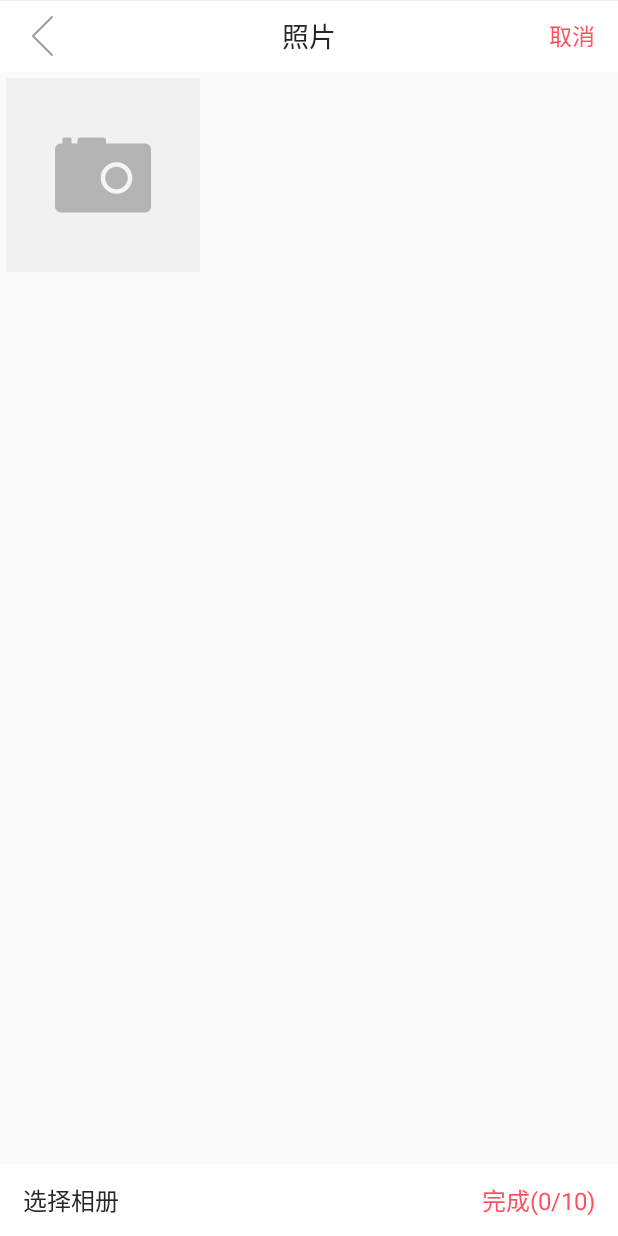
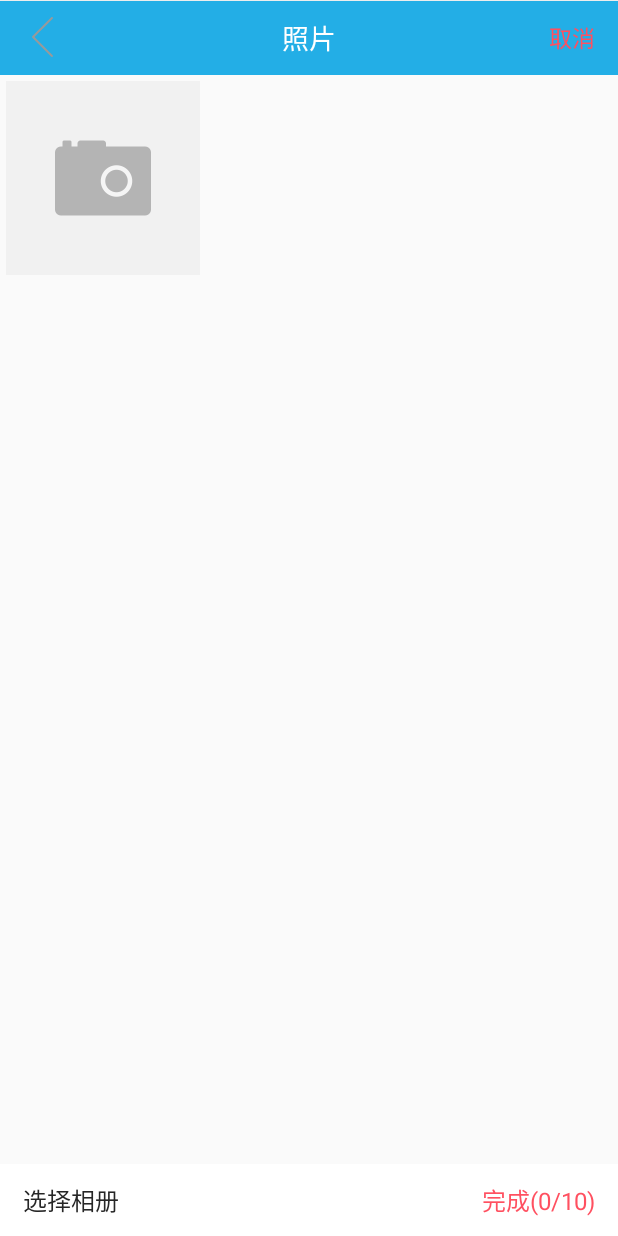
Before and after one commit to allenwithcj/ZXMS, an Android app: the BasePhotoPickupActivity screen opened directly, with no data from a screen before it, on a phone screen of 412 x 824 dp. Run offline under Robolectric (Android 15) with nearby library versions, the phone set to English and light mode, and no system bars; our stand-ins replace CircleImageView.

Commit message:
添加bindview

```diff
--- a/app/src/main/java/com/zxms/fragment/HomePageFragment.java
+++ b/app/src/main/java/com/zxms/fragment/HomePageFragment.java
@@ -308,7 +308,7 @@ public class HomePageFragment extends Fragment implements
     }
 
     private void startRotateAnimation(RotateAnimation animation, ImageView menu_add_btn) {
-        animation.setDuration(500);
+        animation.setDuration(200);
         animation.setFillAfter(true);
         menu_add_btn.startAnimation(animation);
     }
--- a/app/src/main/res/layout/activity_base_photo_pickup_layout.xml
+++ b/app/src/main/res/layout/activity_base_photo_pickup_layout.xml
@@ -9,9 +9,9 @@
     <RelativeLayout
         android:id="@+id/top_bar"
         android:layout_width="match_parent"
-        android:layout_height="48dp"
-        android:layout_alignParentTop="true"
-        android:background="@android:color/white">
+        android:layout_height="50dp"
+        android:background="@color/blue"
+        android:layout_alignParentTop="true">
 
         <ImageView
             android:id="@+id/img_back"
@@ -32,7 +32,7 @@
             android:maxWidth="200dp"
             android:singleLine="true"
             android:text="照片"
-            android:textColor="@color/T_26"
+            android:textColor="@color/white"
             android:textSize="18sp" />
 
         <TextView
@@ -56,14 +56,6 @@
         android:layout_above="@+id/bottom_bar"
         android:layout_below="@id/top_bar"/>
 
-
-    <com.zxms.imgselector.widget.PhotoBunketList
-        android:id="@+id/photo_bunket_list_view"
-        android:layout_width="match_parent"
-        android:layout_height="match_parent"
-        android:layout_above="@+id/bottom_bar"
-        android:layout_below="@id/top_bar"
-        android:visibility="invisible" />
 
     <RelativeLayout
         android:id="@+id/bottom_bar"
@@ -93,4 +85,13 @@
             android:textSize="16sp" />
     </RelativeLayout>
 
+    <com.zxms.imgselector.widget.PhotoBunketList
+        android:id="@+id/photo_bunket_list_view"
+        android:layout_width="match_parent"
+        android:layout_height="match_parent"
+        android:visibility="invisible"
+        android:layout_alignParentTop="true"
+        android:layout_alignParentLeft="true"
+        android:layout_alignParentStart="true" />
+
 </RelativeLayout>
```
Also changed, not shown: app/src/main/java/com/zxms/fragment/MyFragment.java (+7 -14 lines).
